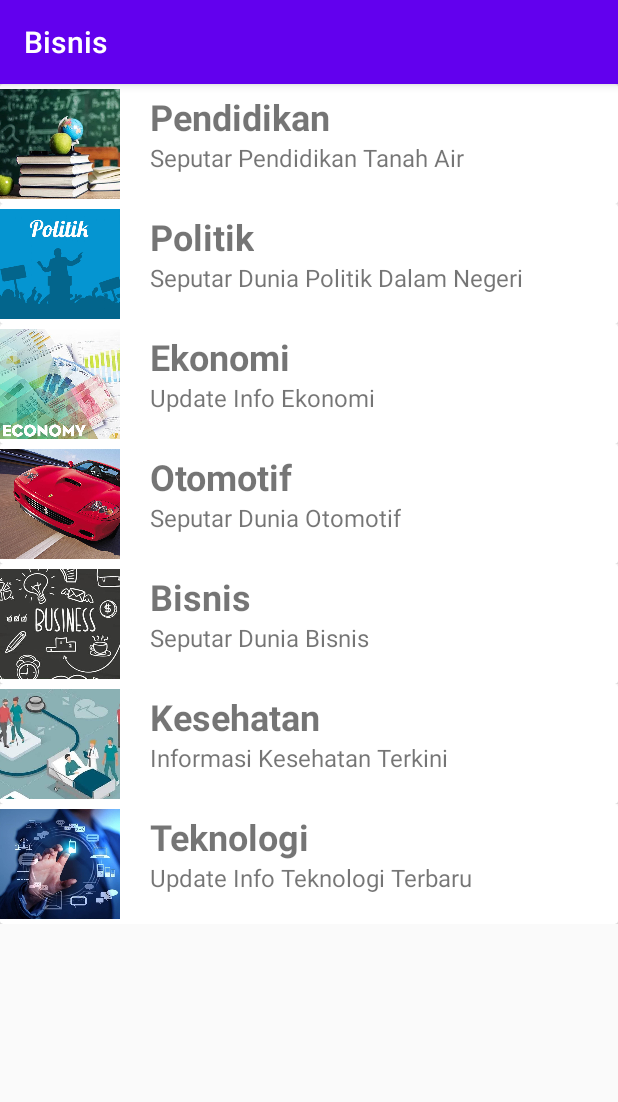
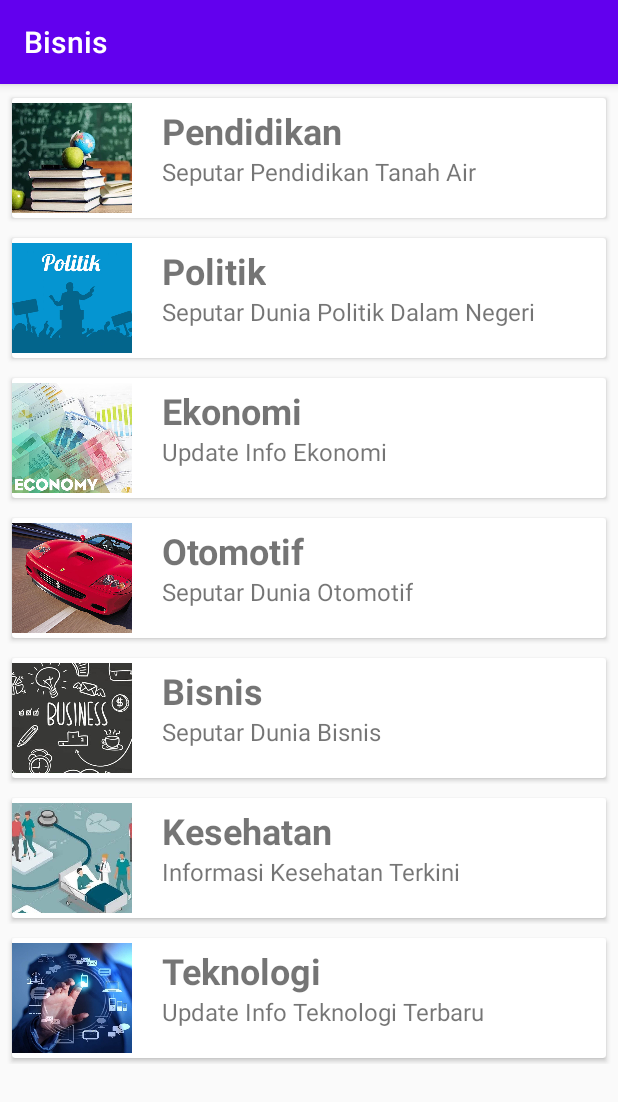
Before and after one commit to trionalnovanza/NightOwl, an Android app: the Bisnis screen opened directly, with no data from a screen before it, on a phone screen of 412 x 824 dp. Shown: the top 1102 px of the screen. Run offline under Robolectric (Android 15) with nearby library versions, the phone set to English and light mode, and no system bars; network calls fail.

Commit message:
memperbaiki desain

```diff
--- a/app/src/main/res/layout/my_row.xml
+++ b/app/src/main/res/layout/my_row.xml
@@ -10,6 +10,8 @@
     <androidx.cardview.widget.CardView
         android:layout_width="match_parent"
         android:layout_height="wrap_content"
+        android:layout_margin="5dp"
+        app:cardUseCompatPadding="true"
         app:layout_constraintEnd_toEndOf="parent"
         app:layout_constraintStart_toStartOf="parent"
         app:layout_constraintTop_toTopOf="parent">
```
